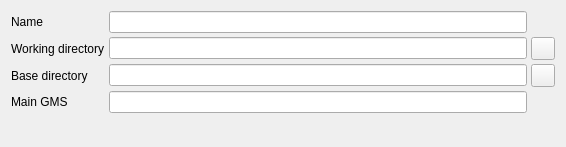
GAMS-dev/studio, file src/file/projectoptions.ui: the form before one commit.
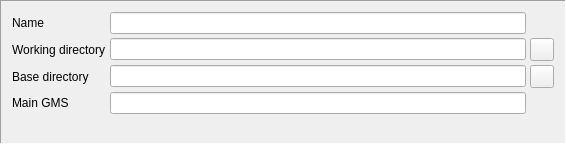
The form after the commit. Icons and pictures are not drawn.

What changed in the file:
```diff
--- a/src/file/projectoptions.ui
+++ b/src/file/projectoptions.ui
@@ -1,18 +1,24 @@
 <?xml version="1.0" encoding="UTF-8"?>
 <ui version="4.0">
  <class>gams::studio::project::ProjectOptions</class>
- <widget class="QWidget" name="gams::studio::project::ProjectOptions">
+ <widget class="QFrame" name="gams::studio::project::ProjectOptions">
   <property name="geometry">
    <rect>
     <x>0</x>
     <y>0</y>
     <width>566</width>
-    <height>147</height>
+    <height>144</height>
    </rect>
   </property>
   <property name="windowTitle">
    <string>Project Options</string>
   </property>
+  <property name="frameShape">
+   <enum>QFrame::Panel</enum>
+  </property>
+  <property name="frameShadow">
+   <enum>QFrame::Sunken</enum>
+  </property>
   <layout class="QVBoxLayout" name="verticalLayout">
    <item>
     <widget class="QWidget" name="widget" native="true">
```
